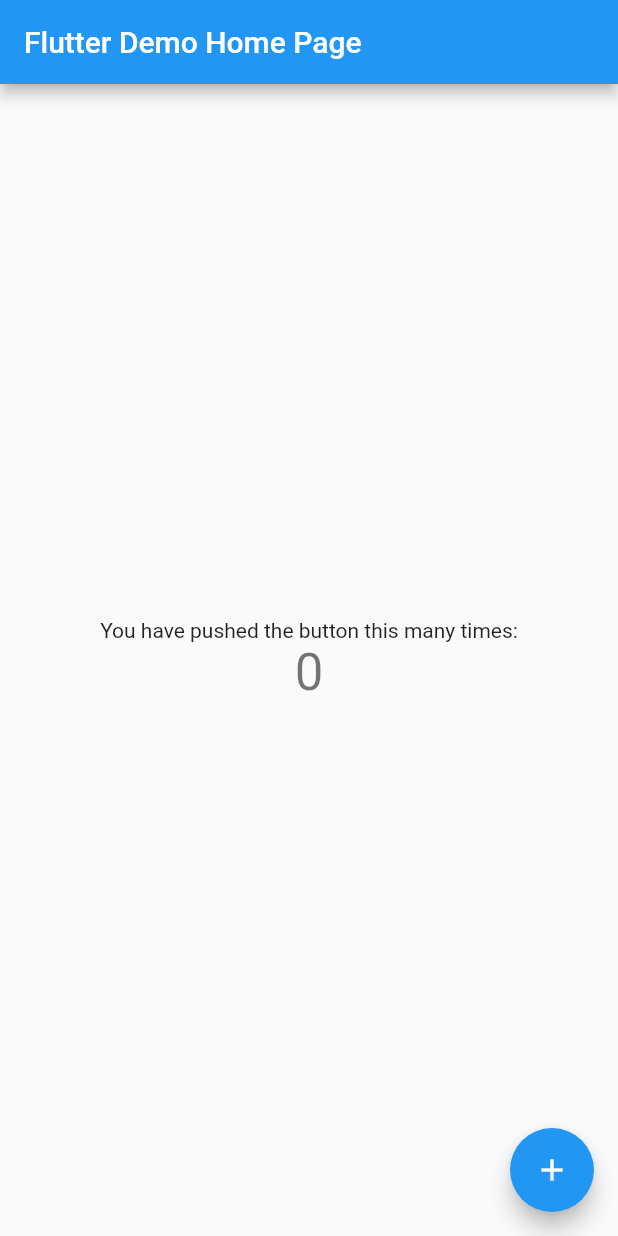
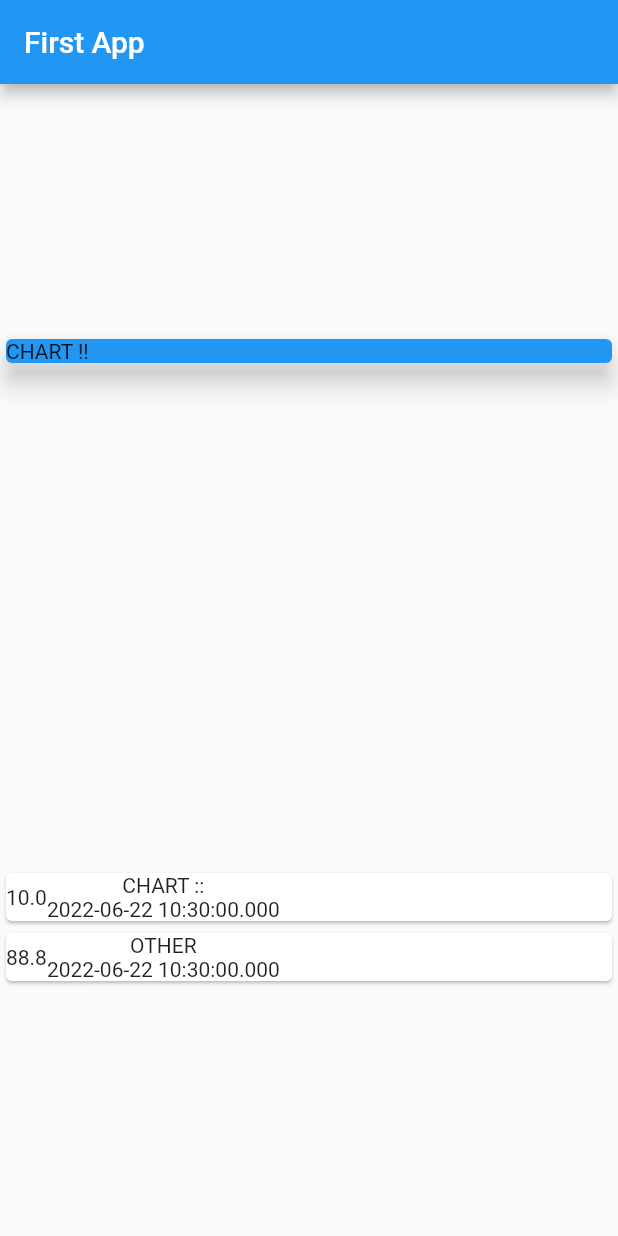
Before and after one commit to TIENTCHEUisrael/transaction, a Flutter app: the screen it shows after launch, on a phone screen of 412 x 824 dp. Run offline on Flutter 3.47's test engine with Material 2 defaults, Android fonts, the phone set to English and light mode, and no system bars.

```diff
--- a/lib/main.dart
+++ b/lib/main.dart
@@ -1,115 +1,63 @@
 import 'package:flutter/material.dart';
-
-void main() {
-  runApp(const MyApp());
+import './transaction.dart';
+void main(){
+  runApp(MyApp());
 }
 
-class MyApp extends StatelessWidget {
-  const MyApp({Key? key}) : super(key: key);
-
-  // This widget is the root of your application.
+class MyApp extends StatelessWidget{
   @override
   Widget build(BuildContext context) {
     return MaterialApp(
-      title: 'Flutter Demo',
-      theme: ThemeData(
-        // This is the theme of your application.
-        //
-        // Try running your application with "flutter run". You'll see the
-        // application has a blue toolbar. Then, without quitting the app, try
-        // changing the primarySwatch below to Colors.green and then invoke
-        // "hot reload" (press "r" in the console where you ran "flutter run",
-        // or simply save your changes to "hot reload" in a Flutter IDE).
-        // Notice that the counter didn't reset back to zero; the application
-        // is not restarted.
-        primarySwatch: Colors.blue,
-      ),
-      home: const MyHomePage(title: 'Flutter Demo Home Page'),
+      title: 'Flutter App',
+      home:MyhomePage()
     );
   }
 }
 
-class MyHomePage extends StatefulWidget {
-  const MyHomePage({Key? key, required this.title}) : super(key: key);
-
-  // This widget is the home page of your application. It is stateful, meaning
-  // that it has a State object (defined below) that contains fields that affect
-  // how it looks.
-
-  // This class is the configuration for the state. It holds the values (in this
-  // case the title) provided by the parent (in this case the App widget) and
-  // used by the build method of the State. Fields in a Widget subclass are
-  // always marked "final".
-
-  final String title;
-
-  @override
-  State<MyHomePage> createState() => _MyHomePageState();
-}
-
-class _MyHomePageState extends State<MyHomePage> {
-  int _counter = 0;
-
-  void _incrementCounter() {
-    setState(() {
-      // This call to setState tells the Flutter framework that something has
-      // changed in this State, which causes it to rerun the build method below
-      // so that the display can reflect the updated values. If we changed
-      // _counter without calling setState(), then the build method would not be
-      // called again, and so nothing would appear to happen.
-      _counter++;
-    });
-  }
-
+class MyhomePage extends StatelessWidget{
+  final List<Transaction> transactions=[
+    Transaction(id: 't1', title: 'CHART ::', amount: 10.0, date: DateTime.now()),
+    Transaction(id: 't2', title: 'OTHER', amount: 88.8, date: DateTime.now()),
+  ];
   @override
   Widget build(BuildContext context) {
-    // This method is rerun every time setState is called, for instance as done
-    // by the _incrementCounter method above.
-    //
-    // The Flutter framework has been optimized to make rerunning build methods
-    // fast, so that you can just rebuild anything that needs updating rather
-    // than having to individually change instances of widgets.
    return Scaffold(
      appBar: AppBar(
-        // Here we take the value from the MyHomePage object that was created by
-        // the App.build method, and use it to set our appbar title.
-        title: Text(widget.title),
+       title: const Text(
+         'First App'
        ),
-      body: Center(
-        // Center is a layout widget. It takes a single child and positions it
-        // in the middle of the parent.
-        child: Column(
-          // Column is also a layout widget. It takes a list of children and
-          // arranges them vertically. By default, it sizes itself to fit its
-          // children horizontally, and tries to be as tall as its parent.
-          //
-          // Invoke "debug painting" (press "p" in the console, choose the
-          // "Toggle Debug Paint" action from the Flutter Inspector in Android
-          // Studio, or the "Toggle Debug Paint" command in Visual Studio Code)
-          // to see the wireframe for each widget.
-          //
-          // Column has various properties to control how it sizes itself and
-          // how it positions its children. Here we use mainAxisAlignment to
-          // center the children vertically; the main axis here is the vertical
-          // axis because Columns are vertical (the cross axis would be
-          // horizontal).
-          mainAxisAlignment: MainAxisAlignment.center,
+     ),
+     body: Column(
+       mainAxisAlignment: MainAxisAlignment.spaceAround,
+       crossAxisAlignment: CrossAxisAlignment.center,
        children: <Widget>[
-            const Text(
-              'You have pushed the button this many times:',
+         Container(
+           width: double.infinity,
+           child: Card(
+             color: Colors.blue,
+             child: Text('CHART !!'),
+             elevation: 7,
            ),
-            Text(
-              '$_counter',
-              style: Theme.of(context).textTheme.headline4,
+         ),
+         Column(
+           children: transactions.map((e){
+             return Card(
+               child: Row(
+                 children: <Widget>[
+                   Text(e.amount.toString()),
+                   Column(
+                     children: [
+                       Text(e.title),
+                       Text(e.date.toString()),
+                     ],
+                   )
+                 ],
+               ),
+             );
+           }).toList(),
          ),
        ],
      ),
-      ),
-      floatingActionButton: FloatingActionButton(
-        onPressed: _incrementCounter,
-        tooltip: 'Increment',
-        child: const Icon(Icons.add),
-      ), // This trailing comma makes auto-formatting nicer for build methods.
    );
   }
 }
--- /dev/null
+++ b/lib/transaction.dart
@@ -0,0 +1,17 @@
+import 'package:flutter/foundation.dart';
+
+class Transaction{
+  final String id;
+  final String title;
+  final double amount;
+  final DateTime date;
+
+  Transaction(
+      {
+        required this.id,
+        required this.title,
+        required this.amount,
+        required this.date
+      }
+  );
+}
```
Also changed, not shown: 1 other file. Lines whose indentation alone changed are shown as unchanged.
